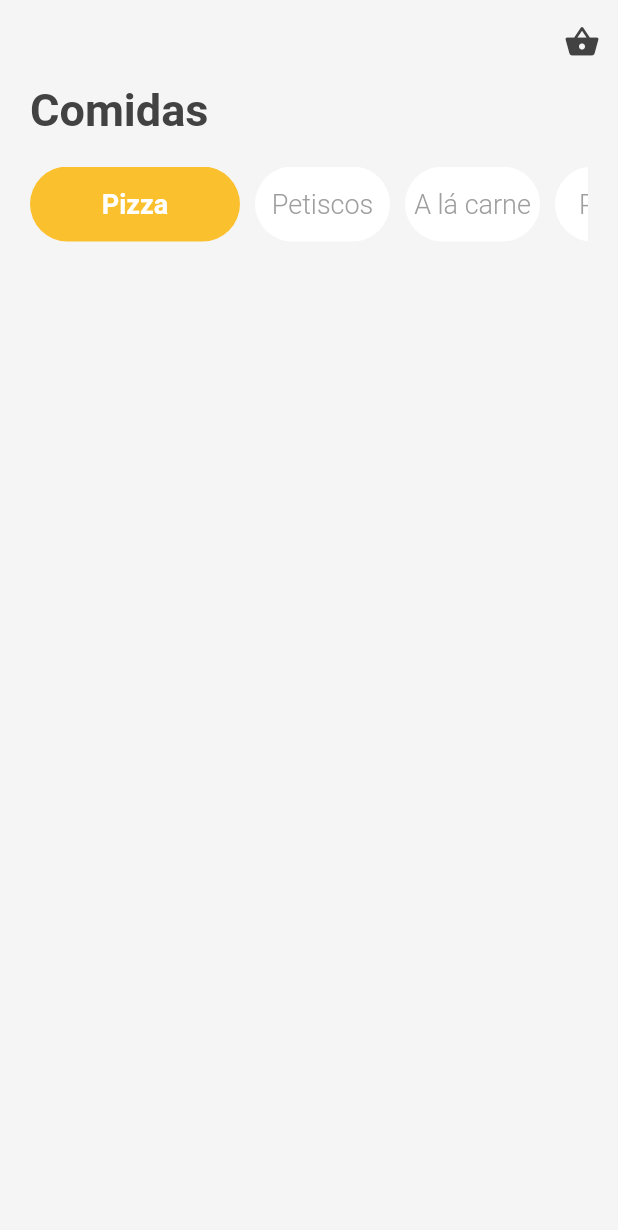
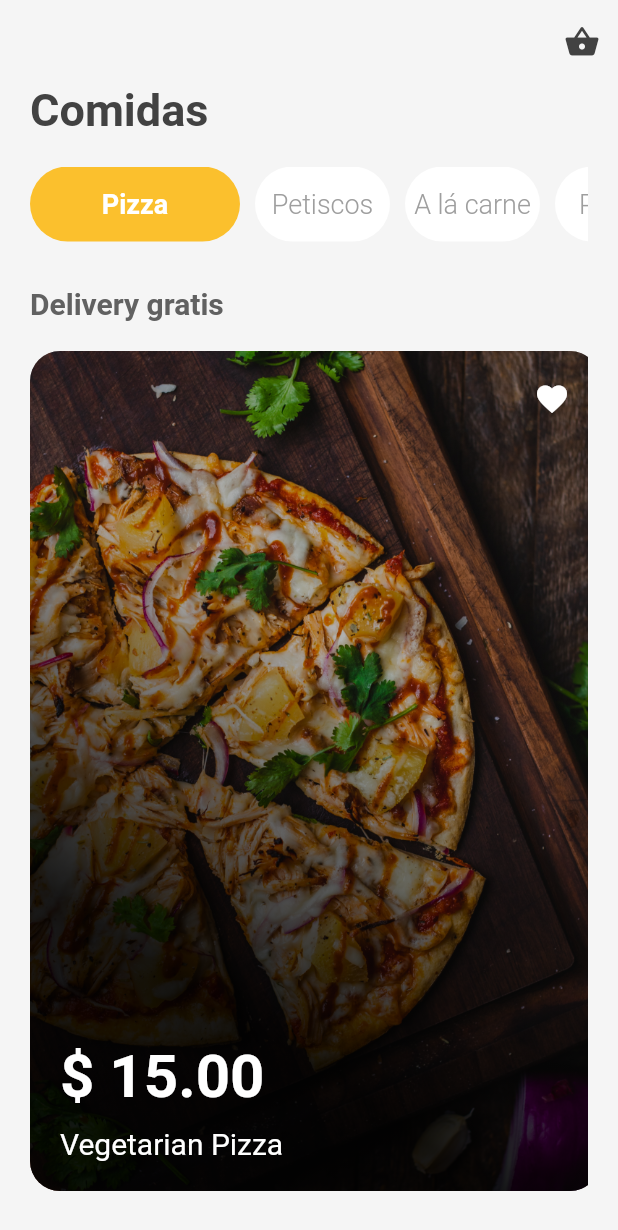
Before and after one commit to marianaoliveira1/Food, a Flutter app: the HomePage screen opened directly, on a phone screen of 412 x 824 dp. Shown: the top 1230 px of the screen. Run offline on Flutter 3.47's test engine with Material 2 defaults, Android fonts, the phone set to English and light mode, and no system bars; our stand-ins replace page_transition, simple_animations; missing offline and left inert: dart:html.

Commit message:
home finalizada

```diff
--- a/lib/pages/HomePage.dart
+++ b/lib/pages/HomePage.dart
@@ -32,6 +32,7 @@ class _HomePageState extends State<HomePage> {
       ),
       body: SafeArea(
         child: Column(
+          crossAxisAlignment: CrossAxisAlignment.start,
           children: [
             Padding(
               padding: EdgeInsets.symmetric(horizontal: 20.0),
@@ -71,9 +72,39 @@ class _HomePageState extends State<HomePage> {
                             1.6, makeCategory(isActive: false, title: 'Sucos')),
                       ],
                     ),
-                  )
+                  ),
+                  SizedBox(
+                    height: 10,
+                  ),
                 ],
               ),
+            ),
+            FadeAnimation(
+                1,
+                Padding(
+                  padding: EdgeInsets.all(20),
+                  child: Text(
+                    'Delivery gratis',
+                    style: TextStyle(
+                        color: Colors.grey[700],
+                        fontSize: 20,
+                        fontWeight: FontWeight.bold),
+                  ),
+                )),
+            Expanded(
+                child: Padding(
+              padding: EdgeInsets.symmetric(horizontal: 20.0),
+              child: ListView(
+                scrollDirection: Axis.horizontal,
+                children: [
+                  FadeAnimation(1.4, makeItem(image: 'assets/images/one.jpg')),
+                  FadeAnimation(1.5, makeItem(image: 'assets/images/two.jpg')),
+                  FadeAnimation(1.6, makeItem(image: 'assets/images/three.jpg'))
+                ],
+              ),
+            )),
+            SizedBox(
+              height: 30,
             )
           ],
         ),
@@ -100,4 +131,67 @@ class _HomePageState extends State<HomePage> {
       ),
     );
   }
+
+  Widget makeItem({image}) {
+    return AspectRatio(
+        aspectRatio: 1 / 1.4,
+        child: GestureDetector(
+          child: Container(
+            margin: EdgeInsets.only(right: 20),
+            decoration: BoxDecoration(
+                borderRadius: BorderRadius.circular(20),
+                image: DecorationImage(
+                  image: AssetImage(image),
+                  fit: BoxFit.cover,
+                )),
+            child: Container(
+              decoration: BoxDecoration(
+                  borderRadius: BorderRadius.circular(20),
+                  gradient:
+                      LinearGradient(begin: Alignment.bottomCenter, stops: [
+                    .2,
+                    .9
+                  ], colors: [
+                    Colors.black.withOpacity(.9),
+                    Colors.black.withOpacity(.3),
+                  ])),
+              child: Padding(
+                padding: EdgeInsets.all(20.0),
+                child: Column(
+                  crossAxisAlignment: CrossAxisAlignment.start,
+                  mainAxisAlignment: MainAxisAlignment.spaceBetween,
+                  children: [
+                    Align(
+                      alignment: Alignment.topRight,
+                      child: Icon(
+                        Icons.favorite,
+                        color: Colors.white,
+                      ),
+                    ),
+                    Column(
+                      crossAxisAlignment: CrossAxisAlignment.start,
+                      children: [
+                        Text(
+                          "\$ 15.00",
+                          style: TextStyle(
+                              color: Colors.white,
+                              fontSize: 40,
+                              fontWeight: FontWeight.bold),
+                        ),
+                        SizedBox(
+                          height: 10,
+                        ),
+                        Text(
+                          "Vegetarian Pizza",
+                          style: TextStyle(color: Colors.white, fontSize: 20),
+                        )
+                      ],
+                    )
+                  ],
+                ),
+              ),
+            ),
+          ),
+        ));
+  }
 }
```
Also changed, not shown: 1 other file.
